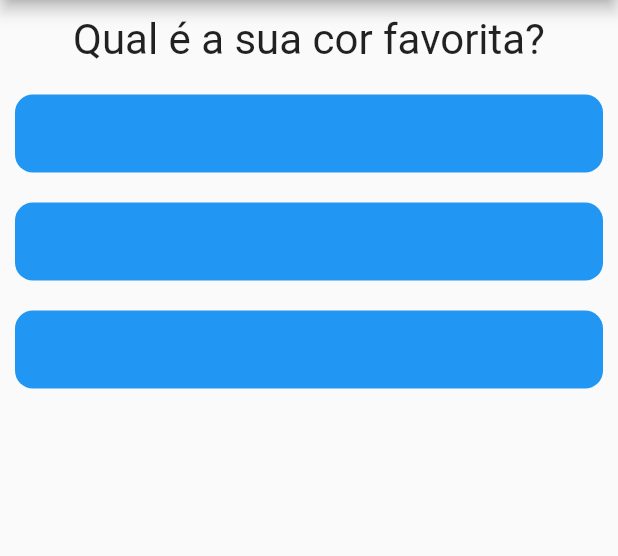
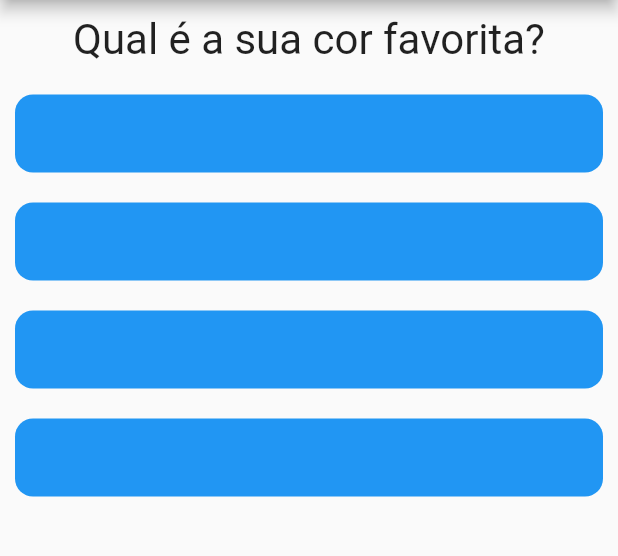
Before and after one commit to ItaloRod/projeto_perguntas, a Flutter app: the screen it shows after launch, on a phone screen of 412 x 824 dp, the part 84-640 px from its top. Run offline on Flutter 3.47's test engine with Material 2 defaults, Android fonts, the phone set to English and light mode, and no system bars.

Commit message:
add result and survey widgets

```diff
--- a/lib/main.dart
+++ b/lib/main.dart
@@ -1,48 +1,72 @@
 import 'package:flutter/material.dart';
-import 'package:projeto_perguntas/question.dart';
-import 'package:projeto_perguntas/answer.dart';
+import 'package:projeto_perguntas/result.dart';
+import 'package:projeto_perguntas/survey.dart';
 
 void main() => runApp(PerguntaApp());
 
 class _PerguntaAppState extends State<PerguntaApp> {
   var _perguntaSelecionada = 0;
-  final List<String> perguntas = [
-    'Qual é a sua cor favorita?',
-    'Qual é o seu animal favorito?'
+  final List<Map<String, dynamic>> _perguntas = const [
+    {
+      'texto': 'Qual é a sua cor favorita?',
+      'respostas': [
+        { 'texto':'Preto', 'nota': 10},
+        { 'texto':'Vermelho','nota': 7},
+        { 'texto':'Verde','nota': 5},
+        { 'texto':'Branco','nota': 1}
+      ],
+    },
+    {
+      'texto': 'Qual é o seu animal favorito?',
+      'respostas': [
+        { 'texto': 'Coelho', 'nota': 10},
+        { 'texto': 'Cobra', 'nota' : 7 },
+        { 'texto': 'Elefante', 'nota': 3},
+        { 'texto': 'Leão', 'nota': 2}
+      ],
+    },
+    {
+      'texto': 'Qual o seu instrutor favorito?',
+      'respostas': [
+         { 'texto': 'Maria', 'nota': 10},
+         { 'texto': 'João', 'nota': 5},
+         { 'texto': 'Leo', 'nota': 9},
+         { 'texto': 'Pedro','nota': 1}
+      ]
+    }
   ];
-  void responder() {
 
-    if(_perguntaSelecionada < perguntas.length -1) {
+  bool get temPerguntaSelecionada {
+    return _perguntaSelecionada < _perguntas.length;
+  }
+
+  void _responder() {
       setState(() {
         _perguntaSelecionada++;
       });
       print('pergunta respondida $_perguntaSelecionada');
-    }
-    print('não da pra aumentar o valor para maior que: $_perguntaSelecionada');
   }
+
 
   @override
   Widget build(BuildContext context) {
+
     return MaterialApp(
       home: Scaffold(
           appBar: AppBar(
             title: const Text('Perguntas'),
           ),
-          body: Column(
-            children: <Widget> [
-              Question(perguntas[_perguntaSelecionada]),
-              Answer(responder, 'resposta1'),
-              Answer(responder, 'resposta2'),
-              Answer(responder, 'resposta3')
-            ],
-          )
-      ),
+          body: temPerguntaSelecionada? Survey(
+              perguntas: _perguntas,
+              perguntaSelecionada: _perguntaSelecionada,
+              responder: _responder
+          ): Result(),
+      )
     );
   }
 }
+
 class PerguntaApp extends StatefulWidget {
-
   @override
   State<PerguntaApp> createState() => _PerguntaAppState();
-
 }
--- /dev/null
+++ b/lib/result.dart
@@ -0,0 +1,16 @@
+import 'package:flutter/material.dart';
+
+class Result extends StatelessWidget {
+  const Result({super.key});
+
+  @override
+  Widget build(BuildContext context) {
+    return const Center(
+        child: Text('Parabéns!',
+        style: TextStyle(
+        fontSize: 28
+        )
+      )
+    );
+  }
+}
--- /dev/null
+++ b/lib/survey.dart
@@ -0,0 +1,34 @@
+import 'package:flutter/material.dart';
+import 'package:projeto_perguntas/question.dart';
+import 'package:projeto_perguntas/answer.dart';
+class Survey extends StatelessWidget {
+
+  final List<Map<String, dynamic>> perguntas;
+  final int perguntaSelecionada;
+  final void Function() responder;
+
+  const Survey({super.key,
+    required this.perguntas,
+    required this.perguntaSelecionada,
+    required this.responder
+  });
+
+  bool get temPerguntaSelecionada {
+    return perguntaSelecionada < perguntas.length;
+  }
+
+  @override
+  Widget build(BuildContext context) {
+    List<Map<String, dynamic>> respostas = temPerguntaSelecionada ?  perguntas[perguntaSelecionada]['respostas'] : [];
+    List<Widget> widgets = respostas.map(
+            (resp) => Answer(responder, resp['texto'])
+    ).toList();
+
+    return Column(
+      children: <Widget>[
+        Question(perguntas[perguntaSelecionada].cast()['texto']),
+        ...widgets
+      ],
+    );
+  }
+}
```
